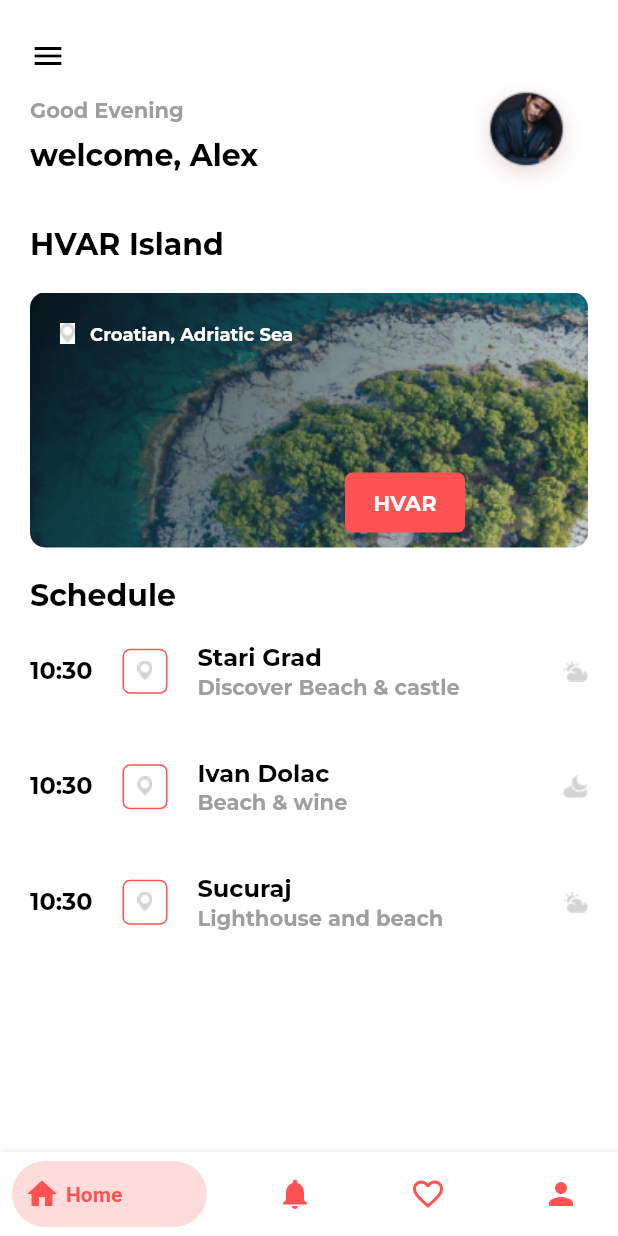
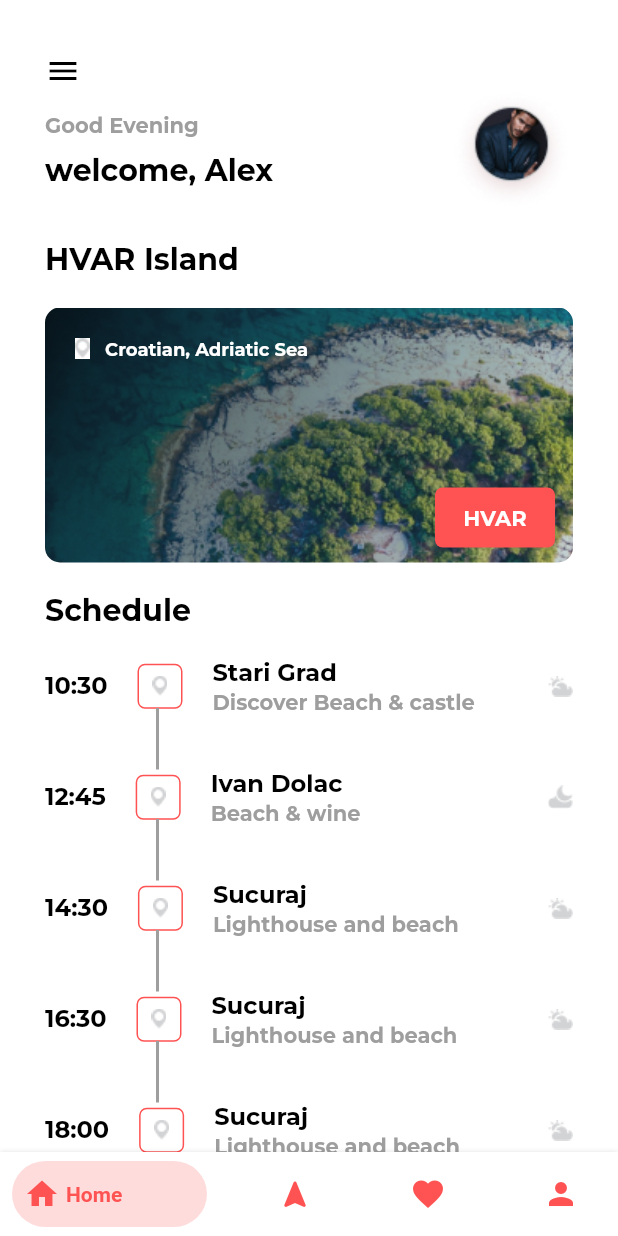
Before and after one commit to alexpays99/travel_trip_planner_ui, a Flutter app: the screen it shows after launch, after a tap on "Get started", on a phone screen of 412 x 824 dp. Run offline on Flutter 3.47's test engine with Material 2 defaults, Android fonts, the light colour scheme and no system bars; drawn by our look-alikes of bottom_navy_bar.

Commit message:
completed functional for bottom navigation bar with showing respective screen after user has tapped. also created function in shedule_model.dart file that returns container with grey timeline under main information to show process stage.

```diff
--- a/lib/main.dart
+++ b/lib/main.dart
@@ -1,5 +1,6 @@
 import 'package:flutter/material.dart';
 import 'package:travel_plus/pages/get_started_page/get_started_page.dart';
+import 'package:travel_plus/widgets/bottom_navigation_bar.dart';
 import 'package:travel_plus/pages/home_page/home_page.dart';
 import 'package:travel_plus/styles/styles.dart';
 
@@ -19,6 +20,7 @@ class MyApp extends StatelessWidget {
       routes: {
         '/getstarted': (context) => GetStartedPage(),
         '/home': (context) => const HomePage(),
+        '/bottomNavigationBar': (context) => BottomNavigationBarWidget(),
       }
     );
   }
--- a/lib/models/shedule_model.dart
+++ b/lib/models/shedule_model.dart
@@ -1,32 +1,306 @@
-import 'package:flutter/cupertino.dart';
 import 'package:flutter/material.dart';
+import 'package:travel_plus/styles/styles.dart';
 
 class SheduleModel {
-  List<Shedule> _shedules = [
+  List<Shedule> _shedule = [
     Shedule(
       '10:30',
       'lib/assets/images/location.jpg',
       'Stari Grad',
       'Discover Beach & castle',
-      AssetImage('lib/assets/images/Group_99.jpg',),
+      AssetImage(
+        'lib/assets/images/Group_99.jpg',
+      ),
     ),
     Shedule(
       '12:45',
-       'lib/assets/images/location.jpg',
+      'lib/assets/images/location.jpg',
       'Ivan Dolac',
       'Beach & wine',
-      AssetImage('lib/assets/images/Group_98.jpg',),
+      AssetImage(
+        'lib/assets/images/Group_98.jpg',
+      ),
     ),
     Shedule(
       '14:30',
       'lib/assets/images/location.jpg',
       'Sucuraj',
       'Lighthouse and beach',
-      AssetImage('lib/assets/images/Group_99.jpg',),
+      AssetImage(
+        'lib/assets/images/Group_99.jpg',
+      ),
+    ),
+    Shedule(
+      '16:30',
+      'lib/assets/images/location.jpg',
+      'Sucuraj',
+      'Lighthouse and beach',
+      AssetImage(
+        'lib/assets/images/Group_99.jpg',
+      ),
+    ),
+    Shedule(
+      '18:00',
+      'lib/assets/images/location.jpg',
+      'Sucuraj',
+      'Lighthouse and beach',
+      AssetImage(
+        'lib/assets/images/Group_99.jpg',
+      ),
     ),
   ];
+  List<Shedule> get shedules => _shedule;
 
-  List<Shedule> get shedules => _shedules;
+  List<Shedule> _islandShedule = [
+    Shedule(
+      '10:30',
+      'lib/assets/images/location.jpg',
+      'Stari Grad',
+      'Discover Beach & castle',
+      AssetImage(
+        'lib/assets/images/Group_99.jpg',
+      ),
+    ),
+    Shedule(
+      '12:45',
+      'lib/assets/images/location.jpg',
+      'Ivan Dolac',
+      'Beach & wine',
+      AssetImage(
+        'lib/assets/images/Group_98.jpg',
+      ),
+    ),
+    Shedule(
+      '14:30',
+      'lib/assets/images/location.jpg',
+      'Sucuraj',
+      'Lighthouse and beach',
+      AssetImage(
+        'lib/assets/images/Group_99.jpg',
+      ),
+    ),
+    Shedule(
+      '16:30',
+      'lib/assets/images/location.jpg',
+      'Sucuraj',
+      'Lighthouse and beach',
+      AssetImage(
+        'lib/assets/images/Group_99.jpg',
+      ),
+    ),
+  ];
+  List<Shedule> get islandShedule => _islandShedule;
+
+  /// returns container without red grey line under location icon for last element from list.
+  /// other objects will be whown with grey lines
+  Widget? returnShedules(context, inx) {
+    var result;
+
+    for (int i = 0; i < shedules.length; i++) {
+      if (i == shedules.lastIndexOf(shedules[inx], shedules.length))
+        // result without grey linde
+        result = Container(
+          child: Stack(
+            children: [
+              Row(
+                children: [
+                  Text(shedules[inx].time, style: listTitleTextStyle),
+                  const SizedBox(
+                    width: 20,
+                  ),
+                  Container(
+                    width: 30,
+                    height: 30,
+                    decoration: BoxDecoration(
+                      border: Border.all(
+                        color: Colors.redAccent,
+                        width: 1,
+                      ),
+                      borderRadius: BorderRadius.circular(5),
+                      image: DecorationImage(
+                        image: AssetImage(shedules[inx].locationPath),
+                      ),
+                    ),
+                  ),
+                  const SizedBox(
+                    width: 20,
+                  ),
+                  Column(
+                    crossAxisAlignment: CrossAxisAlignment.start,
+                    children: [
+                      Text(shedules[inx].title, style: listTitleTextStyle),
+                      Text(shedules[inx].subtitle,
+                          style: listSubtitleTextStyle),
+                    ],
+                  ),
+                  Expanded(child: Container()),
+                  Image(
+                    image: shedules[inx].icon,
+                  ),
+                ],
+              ),
+            ],
+          ),
+        );
+      else {
+        // result with grey linde
+        result = Container(
+          child: Stack(
+            children: [
+              Row(
+                children: [
+                  Text(shedules[inx].time, style: listTitleTextStyle),
+                  const SizedBox(
+                    width: 20,
+                  ),
+                  Container(
+                    width: 30,
+                    height: 30,
+                    decoration: BoxDecoration(
+                      border: Border.all(
+                        color: Colors.redAccent,
+                        width: 1,
+                      ),
+                      borderRadius: BorderRadius.circular(5),
+                      image: DecorationImage(
+                        image: AssetImage(shedules[inx].locationPath),
+                      ),
+                    ),
+                  ),
+                  const SizedBox(
+                    width: 20,
+                  ),
+                  Column(
+                    crossAxisAlignment: CrossAxisAlignment.start,
+                    children: [
+                      Text(shedules[inx].title, style: listTitleTextStyle),
+                      Text(shedules[inx].subtitle,
+                          style: listSubtitleTextStyle),
+                    ],
+                  ),
+                  Expanded(child: Container()),
+                  Image(
+                    image: shedules[inx].icon,
+                  ),
+                ],
+              ),
+              Padding(
+                padding: const EdgeInsets.only(left: 74, top: 33),
+                child: Container(width: 2, height: 41, color: Colors.grey),
+              ),
+            ],
+          ),
+        );
+      }
+    }
+    return result;
+  }
+
+
+  /// the same functionality as [returnShedules] but for [islandShedule], list of dates for Island
+  Widget? islandDates(context, inx) {
+    var result;
+
+    for (int i = 0; i < islandShedule.length; i++) {
+      if (i ==
+          islandShedule.lastIndexOf(islandShedule[inx], islandShedule.length))
+        // result without grey linde
+        result = Container(
+          child: Stack(
+            children: [
+              Row(
+                children: [
+                  Text(islandShedule[inx].time, style: listTitleTextStyle),
+                  const SizedBox(
+                    width: 20,
+                  ),
+                  Container(
+                    width: 30,
+                    height: 30,
+                    decoration: BoxDecoration(
+                      border: Border.all(
+                        color: Colors.redAccent,
+                        width: 1,
+                      ),
+                      borderRadius: BorderRadius.circular(5),
+                      image: DecorationImage(
+                        image: AssetImage(islandShedule[inx].locationPath),
+                      ),
+                    ),
+                  ),
+                  const SizedBox(
+                    width: 20,
+                  ),
+                  Column(
+                    crossAxisAlignment: CrossAxisAlignment.start,
+                    children: [
+                      Text(islandShedule[inx].title, style: listTitleTextStyle),
+                      Text(islandShedule[inx].subtitle,
+                          style: listSubtitleTextStyle),
+                    ],
+                  ),
+                  Expanded(child: Container()),
+                  Image(
+                    image: islandShedule[inx].icon,
+                  ),
+                ],
+              ),
+            ],
+          ),
+        );
+      else {
+        // result with grey linde
+        result = Container(
+          child: Stack(
+            children: [
+              Row(
+                children: [
+                  Text(islandShedule[inx].time, style: listTitleTextStyle),
+                  const SizedBox(
+                    width: 20,
+                  ),
+                  Container(
+                    width: 30,
+                    height: 30,
+                    decoration: BoxDecoration(
+                      border: Border.all(
+                        color: Colors.redAccent,
+                        width: 1,
+                      ),
+                      borderRadius: BorderRadius.circular(5),
+                      image: DecorationImage(
+                        image: AssetImage(islandShedule[inx].locationPath),
+                      ),
+                    ),
+                  ),
+                  const SizedBox(
+                    width: 20,
+                  ),
+                  Column(
+                    crossAxisAlignment: CrossAxisAlignment.start,
+                    children: [
+                      Text(islandShedule[inx].title, style: listTitleTextStyle),
+                      Text(islandShedule[inx].subtitle,
+                          style: listSubtitleTextStyle),
+                    ],
+                  ),
+                  Expanded(child: Container()),
+                  Image(
+                    image: islandShedule[inx].icon,
+                  ),
+                ],
+              ),
+              Padding(
+                padding: const EdgeInsets.only(left: 74, top: 33),
+                child: Container(width: 2, height: 41, color: Colors.grey),
+              ),
+            ],
+          ),
+        );
+      }
+    }
+    return result;
+  }
 }
 
 class Shedule {
--- a/lib/pages/get_started_page/get_started_page.dart
+++ b/lib/pages/get_started_page/get_started_page.dart
@@ -51,13 +51,12 @@ class _GetStartedPageState extends State<GetStartedPage> {
       child: Scaffold(
           backgroundColor: Colors.white,
           body: Padding(
-            padding: const EdgeInsets.only(left: 20, right: 20),
+            padding: const EdgeInsets.only(left: 30, right: 30),
             child: Column(
               children: [
                 const Spacer(
                   flex: 1,
                 ),
-                //const SizedBox(height: 90,),
                 SizedBox(
                   height: 420,
                   child: Stack(
@@ -114,7 +113,7 @@ class _GetStartedPageState extends State<GetStartedPage> {
                             minimumSize: const Size(100, 40),
                           ),
                           onPressed: () {
-                            Navigator.pushReplacementNamed(context, '/home');
+                            Navigator.pushReplacementNamed(context, '/bottomNavigationBar');
                           },
                           child: const Text('Get started',
                               style: buttonTextStyle)),
--- a/lib/pages/home_page/bottom_navigation_bar.dart
+++ /dev/null
@@ -1,50 +0,0 @@
-import 'package:flutter/material.dart';
-import 'package:bottom_navy_bar/bottom_navy_bar.dart';
-
-class BottomNavigationBar extends StatefulWidget {
-  const BottomNavigationBar({Key? key}) : super(key: key);
-
-  @override
-  State<BottomNavigationBar> createState() => _BottomNavigationBarState();
-}
-
-class _BottomNavigationBarState extends State<BottomNavigationBar> {
-  int currentIndex = 0;
-  @override
-  Widget build(BuildContext context) {
-    return BottomNavyBar(
-      selectedIndex: currentIndex,
-      onItemSelected: (index) {
-        setState(() {
-          currentIndex = index;
-        });
-      },
-      items: [
-        BottomNavyBarItem(
-          icon: const Icon(Icons.home),
-          title: const Text('Home'),
-          activeColor: Colors.redAccent,
-          inactiveColor: Colors.redAccent,
-        ),
-        BottomNavyBarItem(
-          icon: const Icon(Icons.notifications),
-          title: const Text('Notifications'),
-          activeColor: Colors.redAccent,
-          inactiveColor: Colors.redAccent,
-        ),
-        BottomNavyBarItem(
-          icon: const Icon(Icons.favorite_outline_outlined),
-          title: const Text('Favourite'),
-          activeColor: Colors.redAccent,
-          inactiveColor: Colors.redAccent,
-        ),
-        BottomNavyBarItem(
-          icon: const Icon(Icons.person),
-          title: const Text('Profile'),
-          activeColor: Colors.redAccent,
-          inactiveColor: Colors.redAccent,
-        ),
-      ],
-    );
-  }
-}
--- a/lib/pages/home_page/home_page.dart
+++ b/lib/pages/home_page/home_page.dart
@@ -1,7 +1,6 @@
 import 'package:flutter/material.dart';
 import 'package:travel_plus/models/shedule_model.dart';
 import 'package:travel_plus/styles/styles.dart';
-import 'package:travel_plus/pages/home_page/bottom_navigation_bar.dart' as bottomNavigationBar;
 
 class HomePage extends StatelessWidget {
   const HomePage({Key? key}) : super(key: key);
@@ -14,7 +13,7 @@ class HomePage extends StatelessWidget {
       backgroundColor: const Color.fromRGBO(255, 255, 255, 1),
       body: SingleChildScrollView(
         child: Padding(
-          padding: const EdgeInsets.only(left: 20, right: 20, top: 25),
+          padding: const EdgeInsets.only(left: 30, right: 30, top: 35),
           child: Column(
             children: [
               Row(
@@ -95,7 +94,7 @@ class HomePage extends StatelessWidget {
                     ),
                   ),
                   Padding(
-                      padding: const EdgeInsets.only(left: 210, top: 120),
+                      padding: const EdgeInsets.only(left: 260, top: 120),
                       child: Container(
                         width: 80,
                         height: 40,
@@ -132,52 +131,12 @@ class HomePage extends StatelessWidget {
                   scrollDirection: Axis.vertical,
                   itemCount: shedule.shedules.length,
                   itemBuilder: (context, index) {
-
-                    return Container(
-                      padding: const EdgeInsets.only(bottom: 40),
-                      child: Row(
-                        children: [
-                          const Text('10:30', style: listTitleTextStyle),
-                          const SizedBox(
-                            width: 20,
-                          ),
-                          Container(
-                            width: 30,
-                            height: 30,
-                            decoration: BoxDecoration(
-                              border: Border.all(
-                                color: Colors.redAccent,
-                                width: 1,
-                              ),
-                              borderRadius: BorderRadius.circular(5),
-                              image: DecorationImage(
-                                image: AssetImage(shedule.shedules[index].locationPath),
-                              ),
-                            ),
-                          ),
-                          const SizedBox(
-                            width: 20,
-                          ),
-                          Column(
-                            crossAxisAlignment: CrossAxisAlignment.start,
-                            children: [
-                              Text(shedule.shedules[index].title, style: listTitleTextStyle),
-                              Text(shedule.shedules[index].subtitle, style: listSubtitleTextStyle),
-                            ],
-                          ),
-                          Expanded(child: Container()),
-                          Image(
-                            image: shedule.shedules[index].icon,
-                          ),
-                        ],
-                      ),
-                    );
+                    return shedule.returnShedules(context, index)!;
                   })
             ],
           ),
         ),
       ),
-      bottomNavigationBar: const bottomNavigationBar.BottomNavigationBar(),
     );
   }
 }
--- a/lib/styles/styles.dart
+++ b/lib/styles/styles.dart
@@ -45,4 +45,5 @@ const listSubtitleTextStyle = TextStyle(
 const buttonTextStyle = TextStyle(
   fontFamily: 'Montserrat',
   fontWeight: FontWeight.bold,
+  fontSize: 16
 );
--- /dev/null
+++ b/lib/widgets/bottom_navigation_bar.dart
@@ -0,0 +1,68 @@
+import 'package:flutter/material.dart';
+import 'package:bottom_navy_bar/bottom_navy_bar.dart';
+import 'package:travel_plus/pages/get_started_page/get_started_page.dart';
+import 'package:travel_plus/pages/guide_page/guide_page.dart';
+import 'package:travel_plus/pages/home_page/home_page.dart';
+
+class BottomNavigationBarWidget extends StatefulWidget {
+  const BottomNavigationBarWidget({Key? key}) : super(key: key);
+
+  @override
+  State<BottomNavigationBarWidget> createState() => _BottomNavigationBarWidgetState();
+}
+
+class _BottomNavigationBarWidgetState extends State<BottomNavigationBarWidget> {
+  //index of page
+    int currentIndex = 0;
+
+    // list of screens
+    final screens = [
+      HomePage(),
+      GuidePage(),
+      Center(child: Text('Favourite')),
+      Center(child: Text('Profile')),
+    ];
+
+  @override
+  Widget build(BuildContext context) {
+
+    return Scaffold(
+      body: screens[currentIndex],
+      bottomNavigationBar: BottomNavyBar(
+
+        selectedIndex: currentIndex,
+        onItemSelected: (index) {
+          setState(() {
+            currentIndex = index;
+          });
+        },
+        items: [
+          BottomNavyBarItem(
+            icon: const Icon(Icons.home),
+            title: const Text('Home'),
+            activeColor: Colors.redAccent,
+            inactiveColor: Colors.redAccent,
+          ),
+          BottomNavyBarItem(
+            icon: const Icon(Icons.navigation_rounded),
+            title: const Text('Guide'),
+            activeColor: Colors.redAccent,
+            inactiveColor: Colors.redAccent,
+          ),
+          BottomNavyBarItem(
+            icon: const Icon(Icons.favorite),
+            title: const Text('Favourite'),
+            activeColor: Colors.redAccent,
+            inactiveColor: Colors.redAccent,
+          ),
+          BottomNavyBarItem(
+            icon: const Icon(Icons.person),
+            title: const Text('Profile'),
+            activeColor: Colors.redAccent,
+            inactiveColor: Colors.redAccent,
+          ),
+        ],
+      ),
+    );
+  }
+}
```
Also changed, not shown: lib/models/slide_model.dart (+4 -4 lines), lib/pages/guide_page/guide_page.dart (added, +169 -0 lines).
